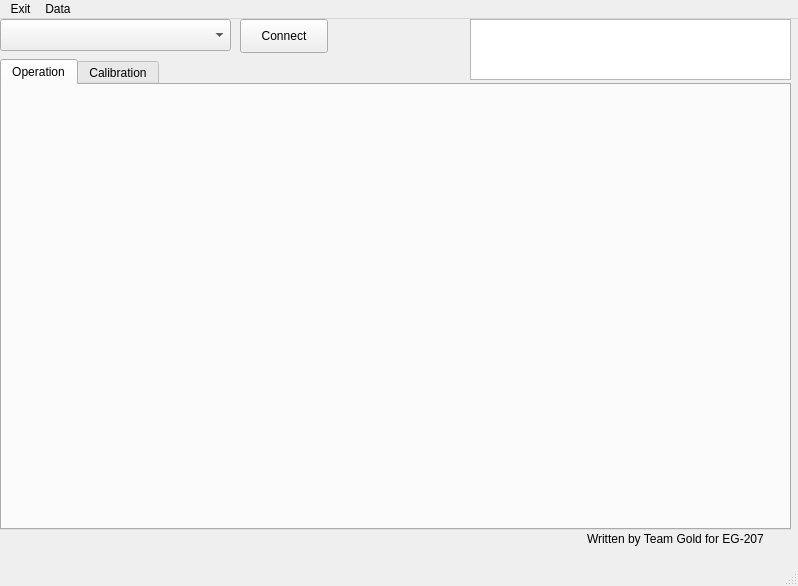
Qt form python/PlanB/resources/planb.ui (KenwoodFox/EG-207) before a commit.
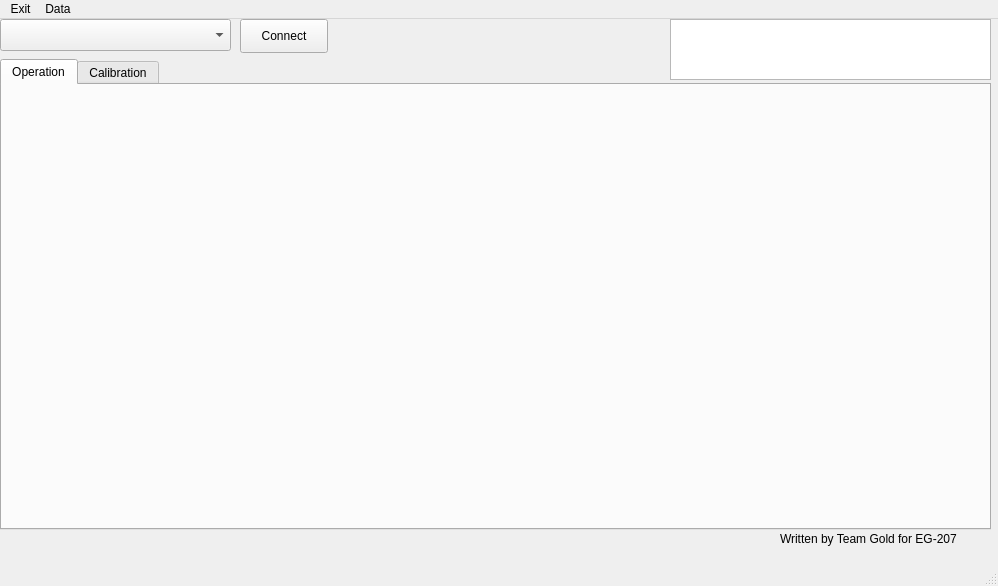
The same form after that commit.

Commit message: More reqs and exit cleanly now works.

Diff of the .ui file:
```diff
--- a/python/PlanB/resources/planb.ui
+++ b/python/PlanB/resources/planb.ui
@@ -6,7 +6,7 @@
    <rect>
     <x>0</x>
     <y>0</y>
-    <width>798</width>
+    <width>998</width>
     <height>586</height>
    </rect>
   </property>
@@ -19,7 +19,7 @@
      <rect>
       <x>0</x>
       <y>40</y>
-      <width>791</width>
+      <width>991</width>
       <height>471</height>
      </rect>
     </property>
@@ -40,7 +40,7 @@
    <widget class="QLabel" name="writtenByTeamGoldLabel">
     <property name="geometry">
      <rect>
-      <x>587</x>
+      <x>780</x>
       <y>510</y>
       <width>201</width>
       <height>20</height>
@@ -78,7 +78,7 @@
      <rect>
       <x>330</x>
       <y>0</y>
-      <width>121</width>
+      <width>331</width>
       <height>31</height>
      </rect>
     </property>
@@ -89,7 +89,7 @@
    <widget class="QTextEdit" name="serialLogWindow">
     <property name="geometry">
      <rect>
-      <x>470</x>
+      <x>670</x>
       <y>0</y>
       <width>321</width>
       <height>61</height>
@@ -105,7 +105,7 @@
     <rect>
      <x>0</x>
      <y>0</y>
-     <width>798</width>
+     <width>998</width>
      <height>30</height>
     </rect>
    </property>
```
The commit also changes 2 other files.
